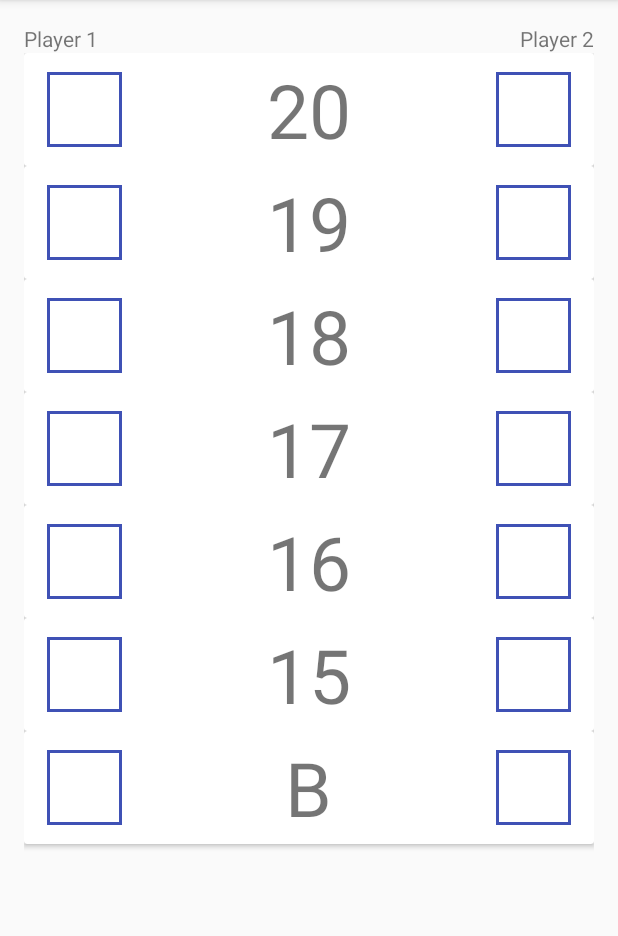
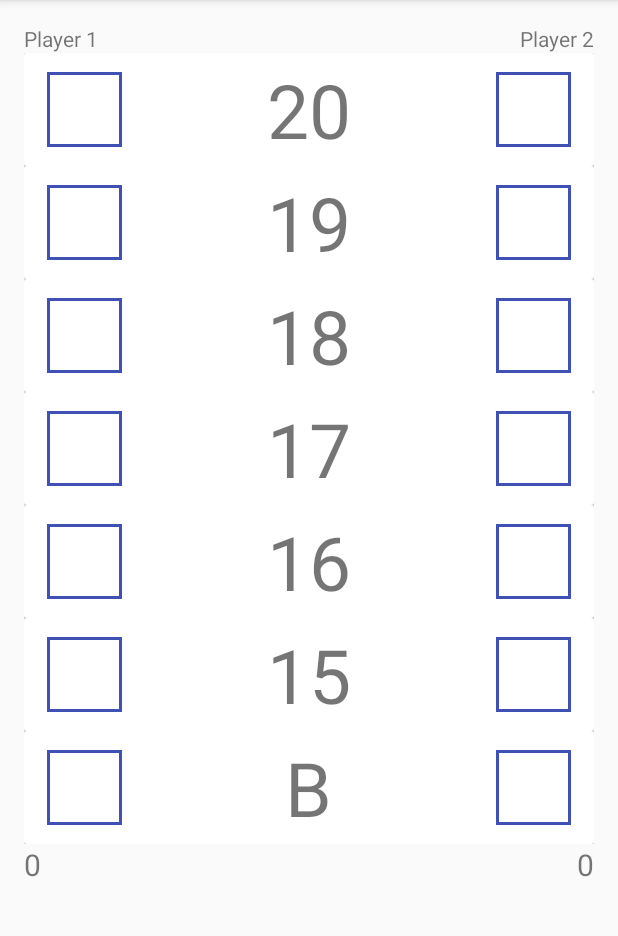
Before and after one commit to jakewilson801/RxCricket, an Android app: the screen it shows after launch (ScoreActivity), on a phone screen of 412 x 824 dp, the part 84-1020 px from its top. Run offline under Robolectric (Android 15) with nearby library versions, the phone set to English and light mode, and no system bars; libraries missing offline, so code that uses them is left out: com.facebook.rebound, rx.subjects; 7 statements that could not run were skipped.

Commit message:
it's alivvvveee

```diff
--- a/app/build.gradle
+++ b/app/build.gradle
@@ -31,6 +31,8 @@ dependencies {
     compile 'com.android.support:appcompat-v7:23.2.0'
     compile 'com.android.support:cardview-v7:23.2.0'
     compile 'com.android.support:recyclerview-v7:23.2.0'
+    compile 'io.reactivex:rxandroid:1.1.0'
+    compile 'io.reactivex:rxkotlin:0.40.1'
     compile 'com.facebook.rebound:rebound:0.3.8'
     compile "org.jetbrains.kotlin:kotlin-stdlib:$kotlin_version"
 }
--- a/app/src/main/AndroidManifest.xml
+++ b/app/src/main/AndroidManifest.xml
@@ -11,9 +11,12 @@
         <activity android:name=".ScoreActivity">
             <intent-filter>
                 <action android:name="android.intent.action.MAIN" />
-
                 <category android:name="android.intent.category.LAUNCHER" />
             </intent-filter>
+        </activity>
+
+        <activity android:name=".FormValidatorActivity">
+
         </activity>
     </application>
 
--- /dev/null
+++ b/app/src/main/java/me/jakewilson/rxcricket/RxBus.kt
@@ -0,0 +1,20 @@
+package me.jakewilson.rxcricket
+
+import rx.Observable
+import rx.subjects.PublishSubject
+import rx.subjects.SerializedSubject
+
+/**
+ * Created by jakewilson on 3/9/16.
+ */
+class RxBus {
+    private val _bus = SerializedSubject(PublishSubject.create<ScoreAdapter.Total>())
+
+    fun send(o: ScoreAdapter.Total) {
+        _bus.onNext(o)
+    }
+
+    fun toObserverable(): Observable<ScoreAdapter.Total> {
+        return _bus
+    }
+}
--- a/app/src/main/java/me/jakewilson/rxcricket/ScoreActivity.kt
+++ b/app/src/main/java/me/jakewilson/rxcricket/ScoreActivity.kt
@@ -10,8 +10,18 @@ class ScoreActivity : AppCompatActivity() {
     override fun onCreate(savedInstanceState: Bundle?) {
         super.onCreate(savedInstanceState)
         setContentView(R.layout.activity_score)
-        val scoreAdapter =  ScoreAdapter()
+        val busObservable = RxBus()
+        val scoreAdapter =  ScoreAdapter(busObservable)
         scores_list.layoutManager = LinearLayoutManager(this)
         scores_list.adapter = scoreAdapter
+        busObservable.toObserverable().subscribe { score ->
+            if(score.isP1){
+                var currentScore: Int? = player_one_score_label.text.toString().toInt()
+                player_one_score_label.text = ((currentScore ?: 0 ) + (score.score ?: 0)).toString()
+            } else{
+                var currentScore: Int? = player_two_score_label.text.toString().toInt()
+                player_two_score_label.text = ((currentScore ?: 0 ) + (score.score ?: 0)).toString()
+            }
+        }
     }
 }
--- a/app/src/main/java/me/jakewilson/rxcricket/ScoreAdapter.kt
+++ b/app/src/main/java/me/jakewilson/rxcricket/ScoreAdapter.kt
@@ -1,4 +1,5 @@
 package me.jakewilson.rxcricket
+
 
 import android.graphics.drawable.LayerDrawable
 import android.support.v7.widget.RecyclerView
@@ -15,27 +16,30 @@ import kotlinx.android.synthetic.main.score_item.view.*
 /**
  * Created by jakewilson on 3/4/16.
  */
-class ScoreAdapter : RecyclerView.Adapter<ScoreAdapter.ScoreViewHolder>() {
+class ScoreAdapter(_bus: RxBus) : RecyclerView.Adapter<ScoreAdapter.ScoreViewHolder>() {
     val targets = mapOf("20" to 20, "19" to 19, "18" to 18, "17" to 17, "16" to 16, "15" to 15, "B" to 25)
     val scores: List<ScoreItem> = targets.map { it -> ScoreItem(STRIKE_LEVEL.NONE, STRIKE_LEVEL.NONE, it.key.toString(), 0) }
-
-    enum class STRIKE_LEVEL { NONE, FIRST, SECOND, THIRD }
+    val _bus = _bus
+    enum class STRIKE_LEVEL { NONE, FIRST, SECOND, THIRD, OPEN }
 
     data class ScoreItem(var strikeP1: STRIKE_LEVEL, var strikeP2: STRIKE_LEVEL, val label: String, val score: Int)
 
+    data class ScoreHolder(var score: ScoreItem, var scores: List<ScoreItem>)
+
+    data class Total(var isP1: Boolean, var score: Int?)
     override fun getItemCount(): Int = scores.size
 
     override fun onCreateViewHolder(parent: ViewGroup, itemType: Int): ScoreViewHolder = ScoreViewHolder(LayoutInflater.from(parent.context).inflate(R.layout.score_item, parent, false))
 
-    override fun onBindViewHolder(holder: ScoreViewHolder, position: Int) = holder.bindScore(scores[position], this)
+    override fun onBindViewHolder(holder: ScoreViewHolder, position: Int) = holder.bindScore(this, _bus, ScoreHolder(scores[position], scores))
 
     class ScoreViewHolder(view: View) : RecyclerView.ViewHolder(view) {
-        fun bindScore(score: ScoreAdapter.ScoreItem, adapter: ScoreAdapter) {
-            with(score) {
+        fun bindScore(adapter: ScoreAdapter, _bus: RxBus, scoreHolder: ScoreHolder) {
+            with(scoreHolder) {
                 val springSystemP1 = SpringSystem.create()
                 val springSystemP2 = SpringSystem.create()
-                val springListenerP1 = DartsSpringListener(score, adapter, itemView.player_one_score, true)
-                val springListenerP2 = DartsSpringListener(score, adapter, itemView.player_two_score, false)
+                val springListenerP1 = DartsSpringListener(adapter, itemView.player_one_score, true, _bus, scoreHolder)
+                val springListenerP2 = DartsSpringListener(adapter, itemView.player_two_score, false, _bus, scoreHolder)
 
                 val scaleSpringP1 = springSystemP1.createSpring()
                 val scaleSpringP2 = springSystemP2.createSpring()
@@ -54,11 +58,11 @@ class ScoreAdapter : RecyclerView.Adapter<ScoreAdapter.ScoreViewHolder>() {
                 itemView.player_two_score.background = layer2
                 itemView.player_one_score.setOnTouchListener {
                     view, motionEvent ->
-                    when (motionEvent.action) {
-                        MotionEvent.ACTION_DOWN -> scaleSpringP1.endValue = 1.0
-                        MotionEvent.ACTION_UP -> scaleSpringP1.endValue = 0.0
-                        MotionEvent.ACTION_CANCEL -> scaleSpringP1.endValue = 0.0
-                    }
+                        when (motionEvent.action) {
+                            MotionEvent.ACTION_DOWN -> scaleSpringP1.endValue = 1.0
+                            MotionEvent.ACTION_UP -> scaleSpringP1.endValue = 0.0
+                            MotionEvent.ACTION_CANCEL -> scaleSpringP1.endValue = 0.0
+                        }
                     true
                 }
 
@@ -90,11 +94,14 @@ class ScoreAdapter : RecyclerView.Adapter<ScoreAdapter.ScoreViewHolder>() {
                 STRIKE_LEVEL.SECOND -> {
                     return STRIKE_LEVEL.THIRD
                 }
+                STRIKE_LEVEL.THIRD -> {
+                    return STRIKE_LEVEL.OPEN
+                }
                 else -> {
                     //NO OP
                 }
             }
-            return STRIKE_LEVEL.THIRD;
+            return STRIKE_LEVEL.OPEN;
         }
 
 
@@ -124,14 +131,19 @@ class ScoreAdapter : RecyclerView.Adapter<ScoreAdapter.ScoreViewHolder>() {
                     score.findDrawableByLayerId(R.id.second_strike).alpha = 255
                     score.findDrawableByLayerId(R.id.third_strike).alpha = 255
                 }
+                else ->{
+                    score.findDrawableByLayerId(R.id.empty).alpha = 0
+                }
             }
          }
 
-        inner class DartsSpringListener(score: ScoreItem, scoreAdapter: ScoreAdapter, view: View, isPlayerOne: Boolean) : SimpleSpringListener() {
-            val score = score
+        inner class DartsSpringListener(scoreAdapter: ScoreAdapter, view: View, isPlayerOne: Boolean, _bus: RxBus, scoreHolder: ScoreHolder) : SimpleSpringListener() {
             val scoreAdapter = scoreAdapter
             val whichView = view
             val isPlayerOne = isPlayerOne
+            val _bus = _bus
+            val scoreHolder = scoreHolder
+            val targets = mapOf("20" to 20, "19" to 19, "18" to 18, "17" to 17, "16" to 16, "15" to 15, "B" to 25)
 
             override fun onSpringUpdate(spring: Spring){
                 var mappedValue = SpringUtil.mapValueFromRangeToRange(spring.currentValue, 0.0, 1.0, 1.0, 0.5)
@@ -140,10 +152,20 @@ class ScoreAdapter : RecyclerView.Adapter<ScoreAdapter.ScoreViewHolder>() {
             }
 
             override fun onSpringAtRest(spring: Spring){
-                if(isPlayerOne)
-                    score.strikeP1 = incrementClick(score.strikeP1)
-                else
-                    score.strikeP2 = incrementClick(score.strikeP2)
+                var score: Int? = 0
+                if(isPlayerOne) {
+                    scoreHolder.score.strikeP1 = incrementClick(scoreHolder.score.strikeP1)
+                    if(scoreHolder.score.strikeP1 == ScoreAdapter.STRIKE_LEVEL.OPEN && scoreHolder.score.strikeP2 != ScoreAdapter.STRIKE_LEVEL.OPEN){
+                        score = targets.get(scoreHolder.score.label)
+                    }
+                }else {
+                    scoreHolder.score.strikeP2 = incrementClick(scoreHolder.score.strikeP2)
+                    if(scoreHolder.score.strikeP2 == ScoreAdapter.STRIKE_LEVEL.OPEN && scoreHolder.score.strikeP1 != ScoreAdapter.STRIKE_LEVEL.OPEN){
+                        score = targets.get(scoreHolder.score.label)
+                    }
+                }
+
+                _bus.send(Total(isPlayerOne,score))
                 scoreAdapter.notifyDataSetChanged()
             }
         }
--- a/app/src/main/res/layout/activity_score.xml
+++ b/app/src/main/res/layout/activity_score.xml
@@ -26,7 +26,24 @@
     <android.support.v7.widget.RecyclerView
         android:id="@+id/scores_list"
         android:layout_width="match_parent"
-        android:layout_height="match_parent"
+        android:layout_height="wrap_content"
         android:layout_below="@+id/player_two" />
 
+    <TextView
+        android:layout_below="@id/scores_list"
+        android:id="@+id/player_one_score_label"
+        android:textSize="20sp"
+        android:text="0"
+        android:layout_width="wrap_content"
+        android:layout_height="wrap_content" />
+
+    <TextView
+        android:text="0"
+        android:textSize="20sp"
+        android:id="@+id/player_two_score_label"
+        android:layout_width="wrap_content"
+        android:layout_height="wrap_content"
+        android:layout_alignTop="@+id/player_one_score_label"
+        android:layout_alignEnd="@+id/scores_list" />
+
 </RelativeLayout>
```
Also changed, not shown: app/src/main/res/drawable/ic_create_black_24dp.xml (deleted, +0 -9 lines), app/src/main/res/layout/activity_form_validation.xml (added, +14 -0 lines), 1 other file.
